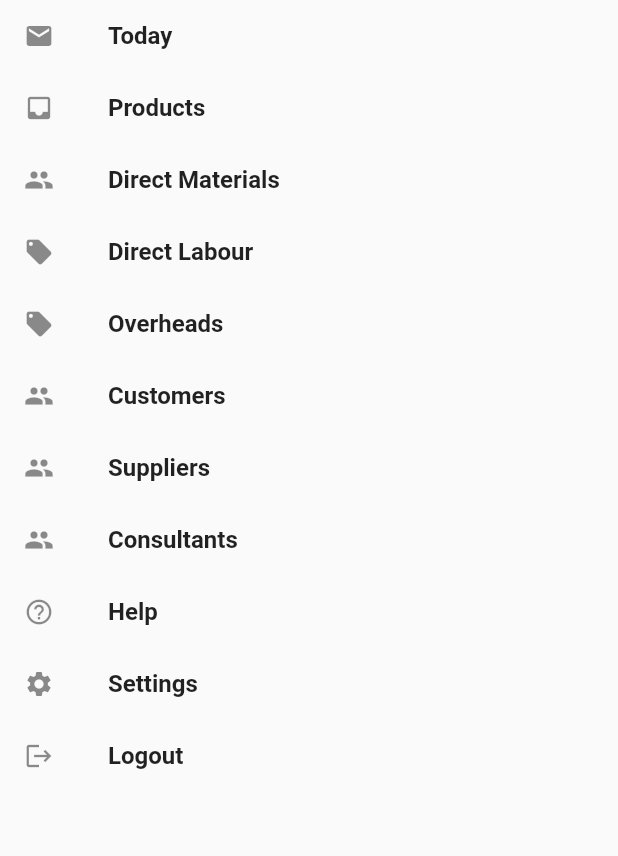
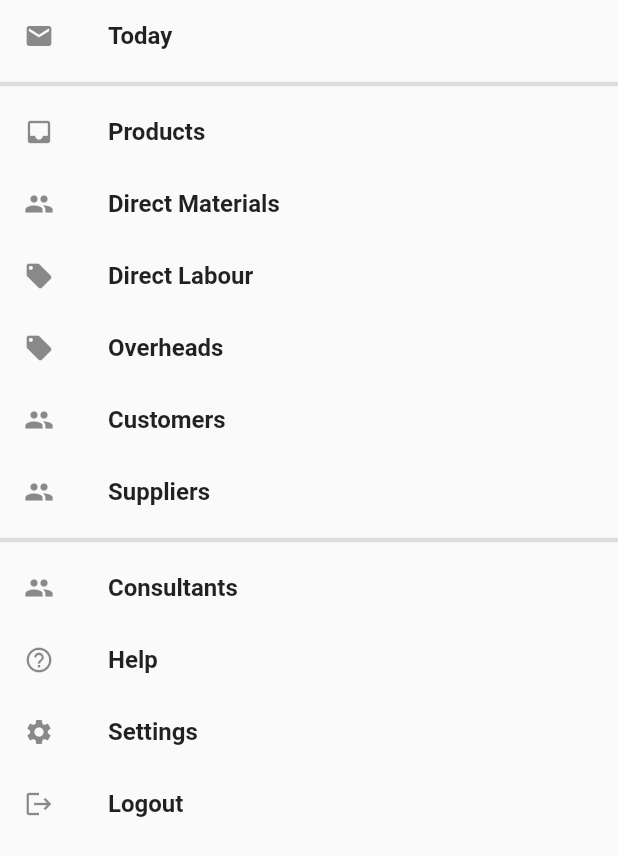
Before and after one commit to msaaddev/AppDrawer, a Flutter app: the DrawerList widget shown alone on an empty page, opened directly, on a phone screen of 412 x 824 dp. Shown: the top 856 px of the screen. Run offline on Flutter 3.47's test engine with Material 2 defaults, Android fonts, the phone set to English and light mode, and no system bars; network calls fail.

Commit message:
📦 NEW: divider

```diff
--- a/lib/main.dart
+++ b/lib/main.dart
@@ -99,7 +99,17 @@ class NewDrawerList extends State<DrawerList> {
         child: ListView.builder(
             itemCount: labels.length,
             itemBuilder: (context, index) {
-              return ListTile(
+              Divider(
+                thickness: 20,
+              );
+              return Column(children: <Widget>[
+                Container(
+                    child: index == 1 || index == 7
+                        ? Divider(
+                            thickness: 3,
+                          )
+                        : null),
+                ListTile(
                   leading: Icon(icons[index], size: 20),
                   title: Text(labels[index],
                       style:
@@ -108,7 +118,8 @@ class NewDrawerList extends State<DrawerList> {
                     Navigator.pop(context);
                   },
                   dense: true,
-              );
+                )
+              ]);
             }));
   }
 }
```
Lines whose indentation alone changed are shown as unchanged.
